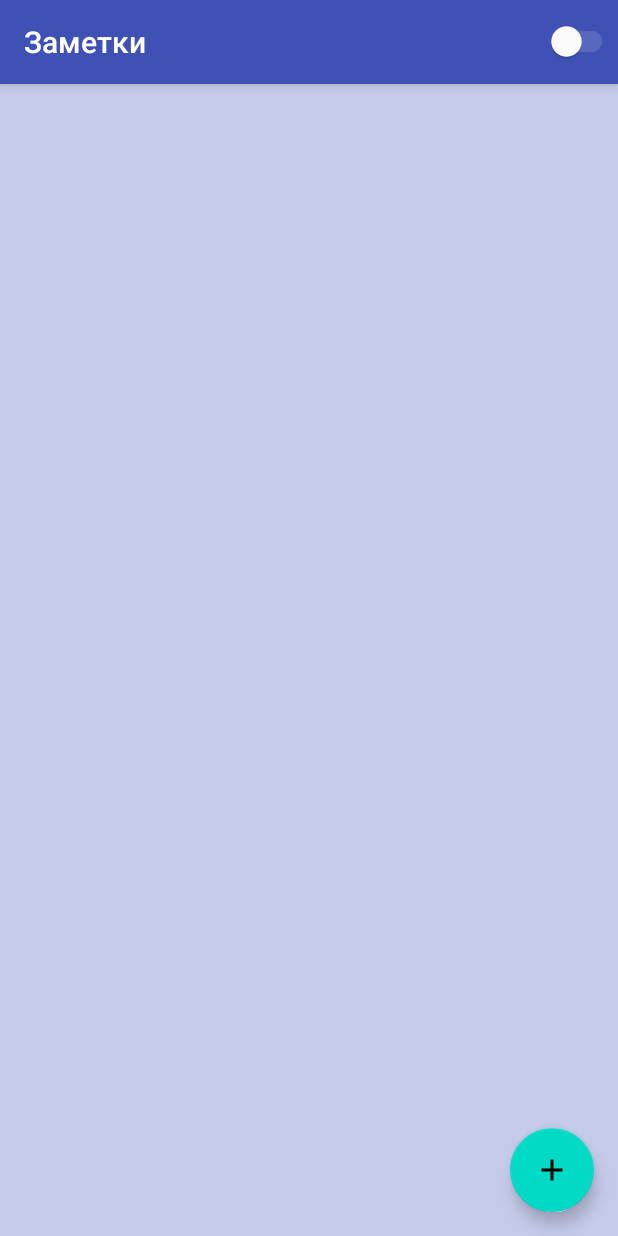
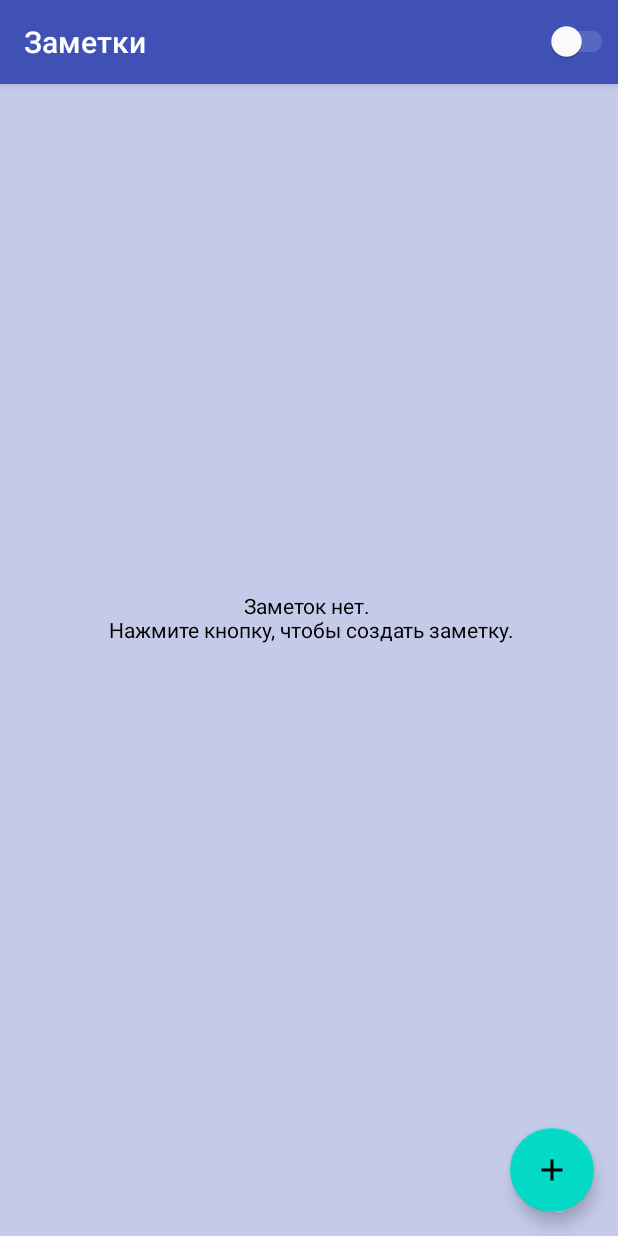
Before and after one commit to ttgantitg/NotesApp, an Android app: the screen it shows after launch (MainActivity), on a phone screen of 412 x 824 dp. Run offline under Robolectric (Android 15) with nearby library versions, the phone set to English and light mode, and no system bars.

Commit message:
add empty screen

```diff
--- a/app/src/main/java/com/ttgantitg/trykotlin/ui/main/MainActivity.kt
+++ b/app/src/main/java/com/ttgantitg/trykotlin/ui/main/MainActivity.kt
@@ -3,6 +3,7 @@ package com.ttgantitg.trykotlin.ui.main
 import android.content.Intent
 import android.os.Bundle
 import android.view.Menu
+import android.view.View
 import androidx.appcompat.app.AppCompatActivity
 import androidx.appcompat.app.AppCompatDelegate
 import androidx.appcompat.widget.SwitchCompat
@@ -21,16 +22,16 @@ class MainActivity : AppCompatActivity() {
 
     override fun onCreate(savedInstanceState: Bundle?) {
 
+        //check theme
         if (AppCompatDelegate.getDefaultNightMode() == AppCompatDelegate.MODE_NIGHT_YES) {
             setTheme(R.style.AppDarkTheme)
         }
 
         super.onCreate(savedInstanceState)
         setContentView(R.layout.activity_main)
+
         setSupportActionBar(toolbar)
-
         viewModel = ViewModelProvider(this).get(MainViewModel::class.java)
-
         rv_notes.layoutManager = LinearLayoutManager(this)
 
         adapter = NotesRVAdapter {
@@ -39,7 +40,18 @@ class MainActivity : AppCompatActivity() {
         rv_notes.adapter = adapter
 
         viewModel.viewState().observe(this, Observer {
-            it?.let { adapter.notes = it.notes }
+            it?.let {
+                adapter.notes = it.notes
+
+                if (adapter.notes.isEmpty()) {
+                    rv_notes.visibility = View.GONE
+                    empty_view.visibility = View.VISIBLE
+
+                } else {
+                    rv_notes.visibility = View.VISIBLE
+                    empty_view.visibility = View.GONE
+                }
+            }
         })
 
         fab.setOnClickListener{
--- a/app/src/main/java/com/ttgantitg/trykotlin/ui/note/NotesRVAdapter.kt
+++ b/app/src/main/java/com/ttgantitg/trykotlin/ui/note/NotesRVAdapter.kt
@@ -11,7 +11,7 @@ import java.text.SimpleDateFormat
 import java.util.*
 
 class NotesRVAdapter(val onItemViewClick : ((note: Note) -> Unit)? = null) :
-    RecyclerView.Adapter<NotesRVAdapter.ViewHolder>() {
+    RecyclerView.Adapter<NotesRVAdapter.ViewHolder> () {
 
     var notes: List<Note> = listOf()
         set(value) {
--- a/app/src/main/res/layout/activity_main.xml
+++ b/app/src/main/res/layout/activity_main.xml
@@ -30,7 +30,16 @@
         android:layout_width="match_parent"
         android:layout_height="match_parent"
         app:layout_behavior="@string/appbar_scrolling_view_behavior"
-        tools:listitem="@layout/item_note"/>
+        tools:listitem="@layout/item_note" />
+
+    <TextView
+        android:id="@+id/empty_view"
+        android:layout_width="match_parent"
+        android:layout_height="match_parent"
+        android:gravity="center"
+        android:visibility="gone"
+        android:textColor="?attr/textColor"
+        android:text="@string/no_notes" />
 
     <com.google.android.material.floatingactionbutton.FloatingActionButton
         android:id="@+id/fab"
@@ -40,7 +49,7 @@
         android:layout_marginEnd="16dp"
         android:layout_marginBottom="16dp"
         app:layout_anchorGravity="bottom|end"
-        app:layout_anchor="@id/rv_notes"
+        android:layout_gravity="bottom|end"
         android:src="@drawable/ic_add_note_white"/>
 
 </androidx.coordinatorlayout.widget.CoordinatorLayout>
--- a/app/src/main/res/layout/item_note.xml
+++ b/app/src/main/res/layout/item_note.xml
@@ -43,7 +43,6 @@
                 tools:ignore="RelativeOverlap" />
         </RelativeLayout>
 
-
         <TextView
             android:id="@+id/tv_text"
             android:layout_width="wrap_content"
--- a/app/src/main/res/values/strings.xml
+++ b/app/src/main/res/values/strings.xml
@@ -5,4 +5,8 @@
     <string name="new_note">Новая заметка</string>
     <string name="header">Заголовок</string>
     <string name="note_text">Текст заметки</string>
+    <string name="no_notes">
+        Заметок нет. \n
+        Нажмите кнопку, чтобы создать заметку.
+    </string>
 </resources>
```
